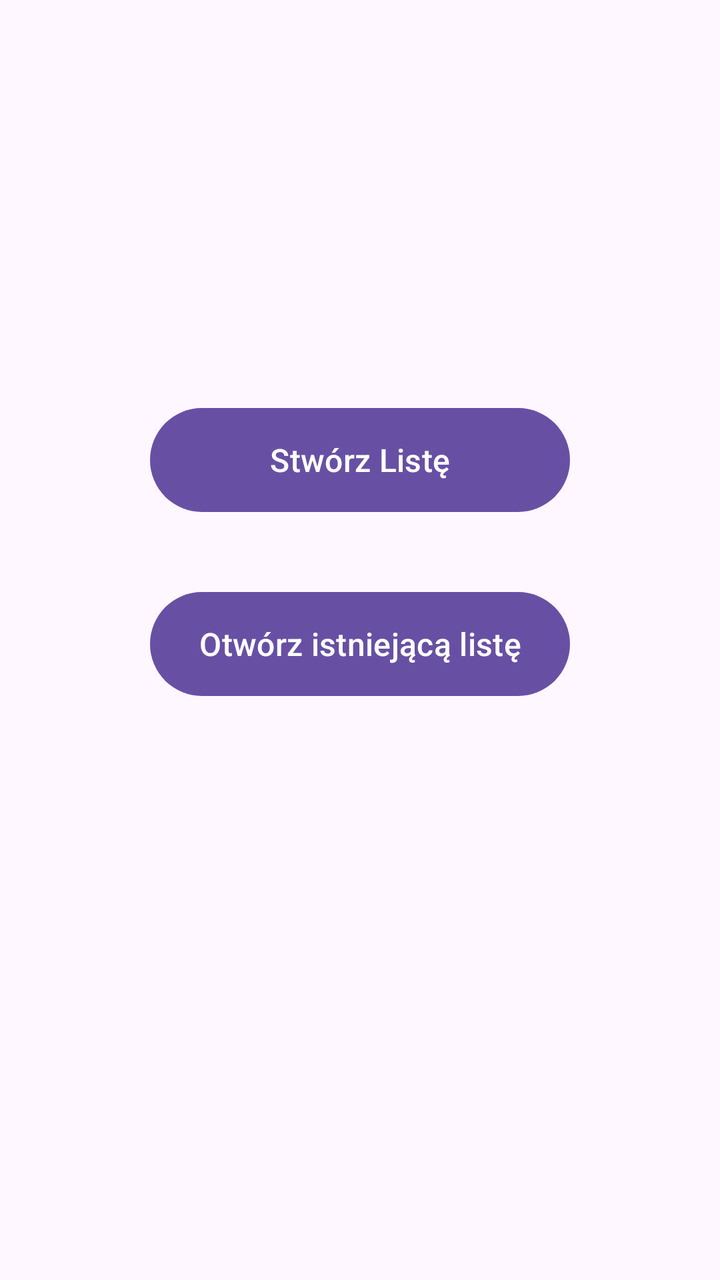
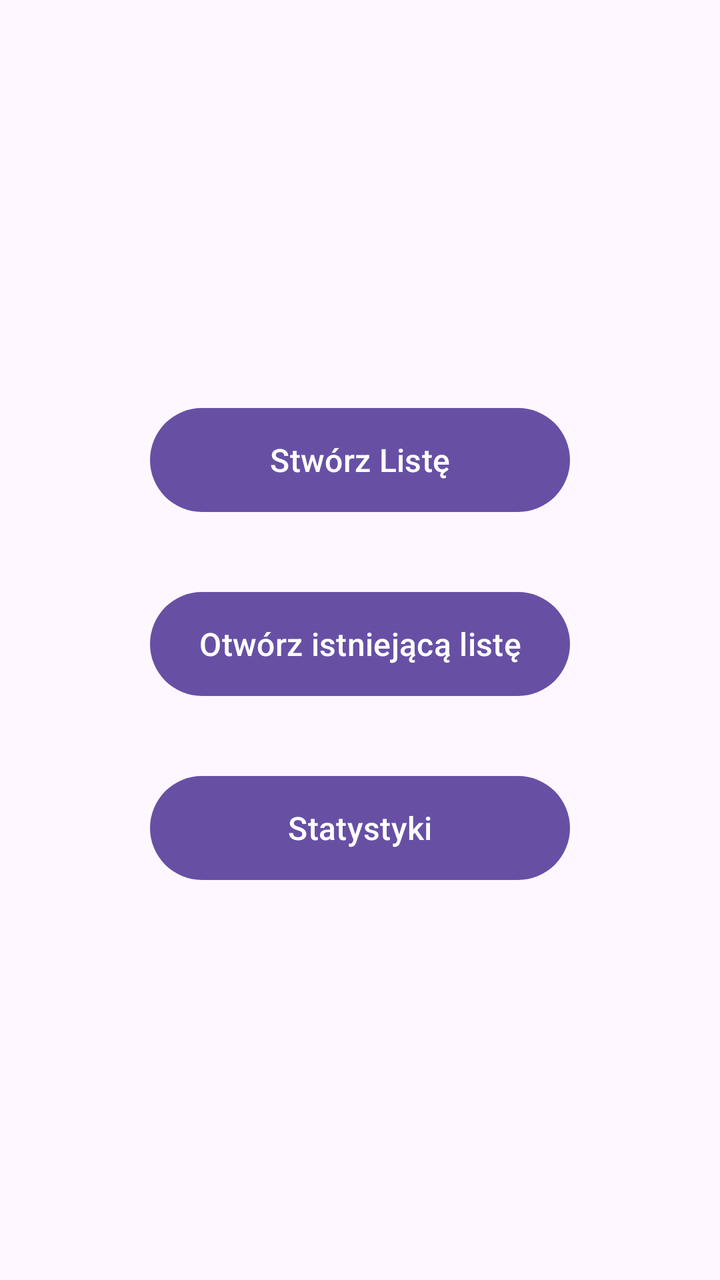

Before-and-after screenshots of an Android layout around one commit, followed by the original layout XML and the change that was made.
<!-- AndroidManifest.xml: application theme Theme.ShopList -->
<!-- res/layout/activity_create_join_list.xml -->
<?xml version="1.0" encoding="utf-8"?>
<androidx.constraintlayout.widget.ConstraintLayout xmlns:android="http://schemas.android.com/apk/res/android"
    xmlns:app="http://schemas.android.com/apk/res-auto"
    xmlns:tools="http://schemas.android.com/tools"
    android:id="@+id/main"
    android:layout_width="match_parent"
    android:layout_height="match_parent"
    tools:context=".CreateJoinListActivity">

    <Button
        android:id="@+id/buttonCreateList"
        android:layout_width="210dp"
        android:layout_height="60dp"
        android:layout_marginTop="200dp"
        android:width="200dp"
        android:text="@string/buttonCreate"
        android:textSize="16sp"
        app:layout_constraintEnd_toEndOf="parent"
        app:layout_constraintStart_toStartOf="parent"
        app:layout_constraintTop_toTopOf="parent" />

    <Button
        android:id="@+id/buttonOpenList"
        android:layout_width="210dp"
        android:layout_height="60dp"
        android:layout_marginTop="32dp"
        android:width="200dp"
        android:text="@string/buttonOpen"
        android:textSize="16sp"
        app:layout_constraintEnd_toEndOf="parent"
        app:layout_constraintStart_toStartOf="parent"
        app:layout_constraintTop_toBottomOf="@+id/buttonCreateList" />
</androidx.constraintlayout.widget.ConstraintLayout>
<!-- resources referenced by this layout -->
<resources>
  <string name="buttonCreate">Stwórz Listę</string>
  <string name="buttonOpen">Otwórz istniejącą listę</string>
  <style name="Theme.ShopList" parent="Base.Theme.ShopList" />
  <style name="Base.Theme.ShopList" parent="Theme.Material3.DayNight.NoActionBar">
          
          
      </style>
</resources>

<!-- the commit's change to res/layout/activity_create_join_list.xml (unified diff, before → after) -->
@@ -30,4 +30,15 @@
         app:layout_constraintEnd_toEndOf="parent"
         app:layout_constraintStart_toStartOf="parent"
         app:layout_constraintTop_toBottomOf="@+id/buttonCreateList" />
+
+    <Button
+        android:id="@+id/buttonViewStatistics"
+        android:layout_width="210dp"
+        android:layout_height="60dp"
+        android:layout_marginTop="32dp"
+        android:text="Statystyki"
+        android:textSize="16sp"
+        app:layout_constraintEnd_toEndOf="parent"
+        app:layout_constraintStart_toStartOf="parent"
+        app:layout_constraintTop_toBottomOf="@+id/buttonOpenList" />
 </androidx.constraintlayout.widget.ConstraintLayout>
